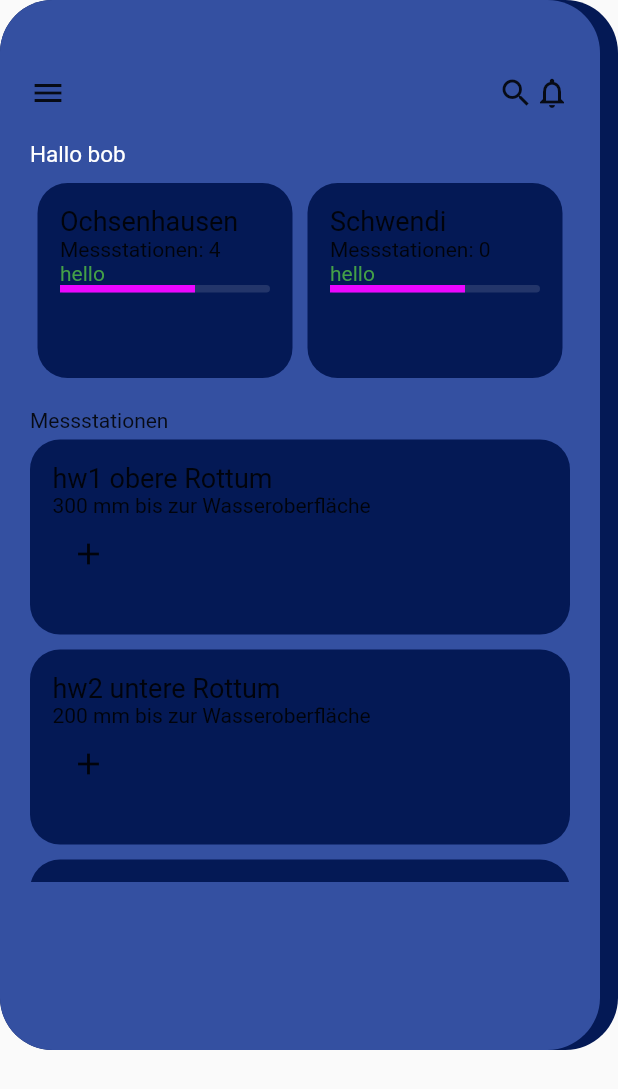
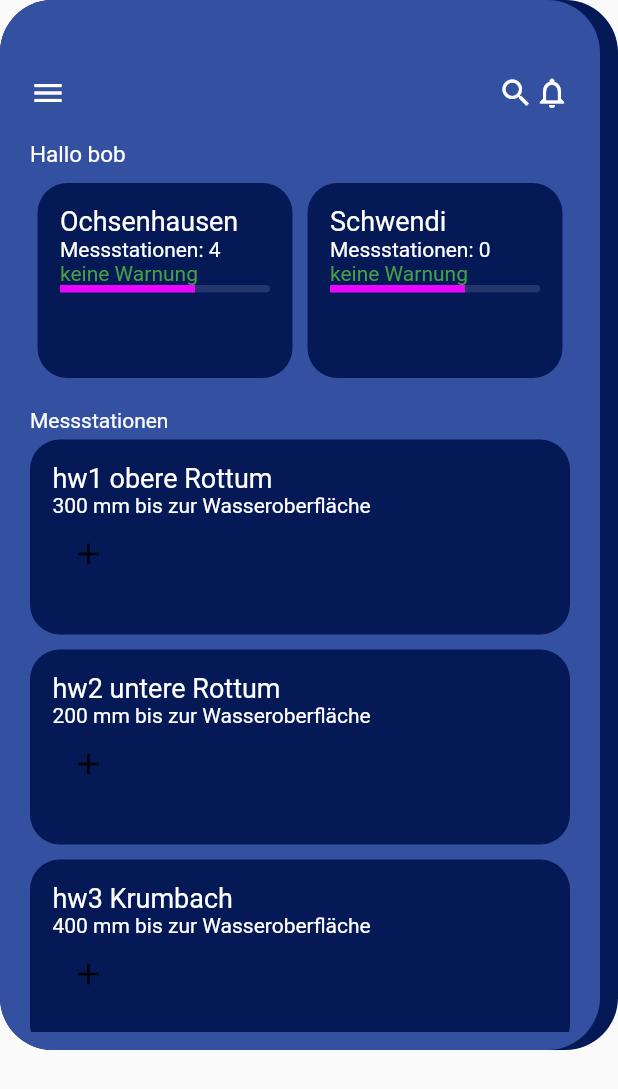
Before and after one commit to NiklasHubGit/Hochwasserwarnsystem, a Flutter app: the screen it shows after launch, on a phone screen of 412 x 824 dp. Shown: the top 1089 px of the screen. Run offline on Flutter 3.47's test engine with Material 2 defaults, Android fonts, the light colour scheme and no system bars.

Commit message:
Update main.dart

```diff
--- a/flutter_gui/lib/main.dart
+++ b/flutter_gui/lib/main.dart
@@ -89,23 +89,36 @@ class HomePage extends StatelessWidget {
             mainAxisAlignment: MainAxisAlignment.spaceBetween,
             children: [
               Container(
-                child: Icon(Icons.menu),
+                child: Icon(
+                  Icons.menu,
+                  color: Colors.white,
+                ),
               ),
               Row(
                 children: [
-                  Icon(Icons.search),
-                  Icon(Icons.notifications_outlined),
+                  Icon(
+                    Icons.search,
+                    color: Colors.white,
+                  ),
+                  Icon(
+                    Icons.notifications_outlined,
+                    color: Colors.white,
+                  ),
                 ],
               ),
             ],
           ),
           SizedBox(height: 20),
-          Text('Hallo $user', style: TextStyle(fontSize: 15,color: Colors.white)),
+          Text('Hallo $user',
+              style: TextStyle(fontSize: 15, color: Colors.white)),
           // Text('heute ist der ${DateFormat('yMd').format(DateTime.now())}'),
           SizedBox(height: 10),
           buildMessorteCard(),
           SizedBox(height: 20),
-          Text("Messstationen"),
+          Text(
+            "Messstationen",
+            style: TextStyle(color: Colors.white),
+          ),
           buildWerteListe(),
         ],
       ),
@@ -129,11 +142,12 @@ class HomePage extends StatelessWidget {
             child: Column(
               crossAxisAlignment: CrossAxisAlignment.start,
               children: [
-                Text(messort, style: TextStyle(fontSize: 18)),
-                Text("Messstationen: ${messstationenZahl[messort]}"),
+                Text(messort,
+                    style: TextStyle(fontSize: 18, color: Colors.white)),
+                Text("Messstationen: ${messstationenZahl[messort]}",
+                    style: TextStyle(color: Colors.white)),
                 Text(
-                  //warnungen[messort],
-                  "hello",
+                  "${warnungen[messort]}",
                   style: TextStyle(color: Colors.green[600]),
                 ),
                 Container(
@@ -160,7 +174,7 @@ class HomePage extends StatelessWidget {
 
   Widget buildWerteListe() {
     return Container(
-      height: 300,
+      height: 400,
       child: ListView.builder(
         itemCount: werte.length,
         itemBuilder: (context, index) {
@@ -177,8 +191,11 @@ class HomePage extends StatelessWidget {
             child: Column(
               crossAxisAlignment: CrossAxisAlignment.start,
               children: [
-                Text(wert, style: TextStyle(fontSize: 18)),
-                Text('${werte[wert]} mm bis zur Wasseroberfläche'),
+                Text(wert, style: TextStyle(fontSize: 18, color: Colors.white)),
+                Text(
+                  '${werte[wert]} mm bis zur Wasseroberfläche',
+                  style: TextStyle(color: Colors.white),
+                ),
                 IconButton(
                   icon: Icon(Icons.add),
                   onPressed: () => print('test'),
```
